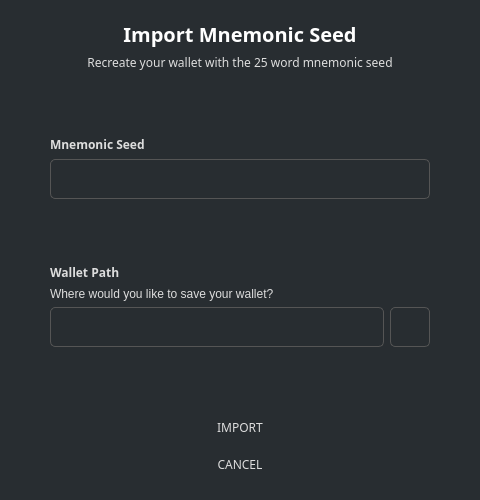
First picture: the form in src/gui/ui/importseeddialog.ui, repository ConcealNetwork/conceal-desktop, before the edit.
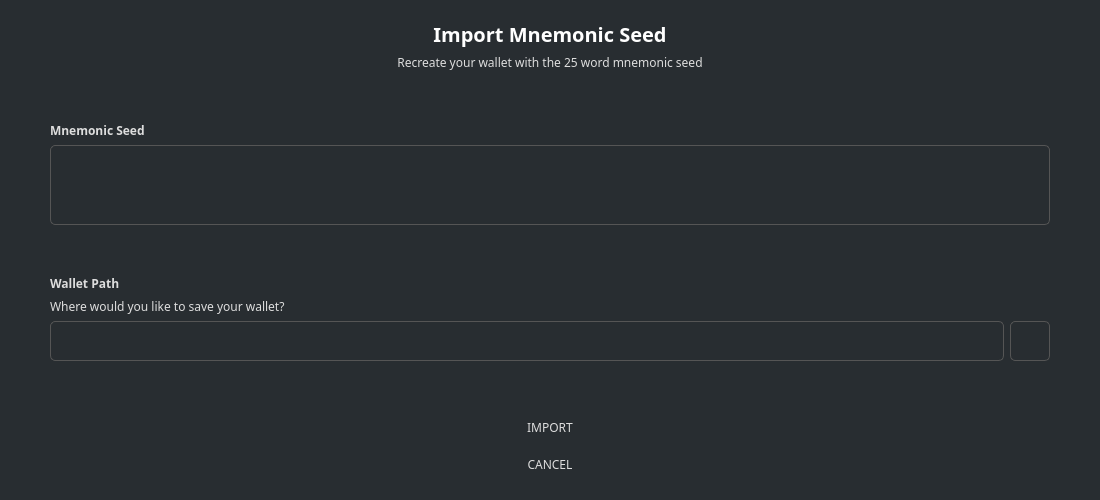
Second picture: the form after the edit. Icons and pictures are not drawn.

Commit message: Set higher width for import dialogs

```diff
--- a/src/gui/ui/importseeddialog.ui
+++ b/src/gui/ui/importseeddialog.ui
@@ -6,16 +6,10 @@
    <rect>
     <x>0</x>
     <y>0</y>
-    <width>480</width>
+    <width>1100</width>
     <height>500</height>
    </rect>
   </property>
-  <property name="minimumSize">
-   <size>
-    <width>480</width>
-    <height>500</height>
-   </size>
-  </property>
   <property name="windowTitle">
    <string>Import Mnemonic Seed</string>
   </property>
@@ -148,24 +142,28 @@
        </widget>
       </item>
       <item>
-       <widget class="QLineEdit" name="m_seed">
+       <widget class="QTextEdit" name="m_seed">
+        <property name="sizePolicy">
+         <sizepolicy hsizetype="Expanding" vsizetype="Fixed">
+          <horstretch>0</horstretch>
+          <verstretch>0</verstretch>
+         </sizepolicy>
+        </property>
         <property name="minimumSize">
          <size>
           <width>0</width>
-          <height>40</height>
+          <height>80</height>
          </size>
         </property>
-        <property name="font">
-         <font>
-          <family>Poppins</family>
-         </font>
+        <property name="maximumSize">
+         <size>
+          <width>16777215</width>
+          <height>80</height>
+         </size>
         </property>
         <property name="styleSheet">
          <string notr="true">padding: 3px; border: 1px solid #555; border-radius: 5px;   color: #aaa;</string>
         </property>
-        <property name="text">
-         <string/>
-        </property>
        </widget>
       </item>
       <item>
@@ -201,6 +199,11 @@
       </item>
       <item>
        <widget class="QLabel" name="label_6">
+        <property name="font">
+         <font>
+          <family>Poppins</family>
+         </font>
+        </property>
         <property name="text">
          <string>Where would you like to save your wallet?</string>
         </property>
```
The commit also changes 4 other files.
